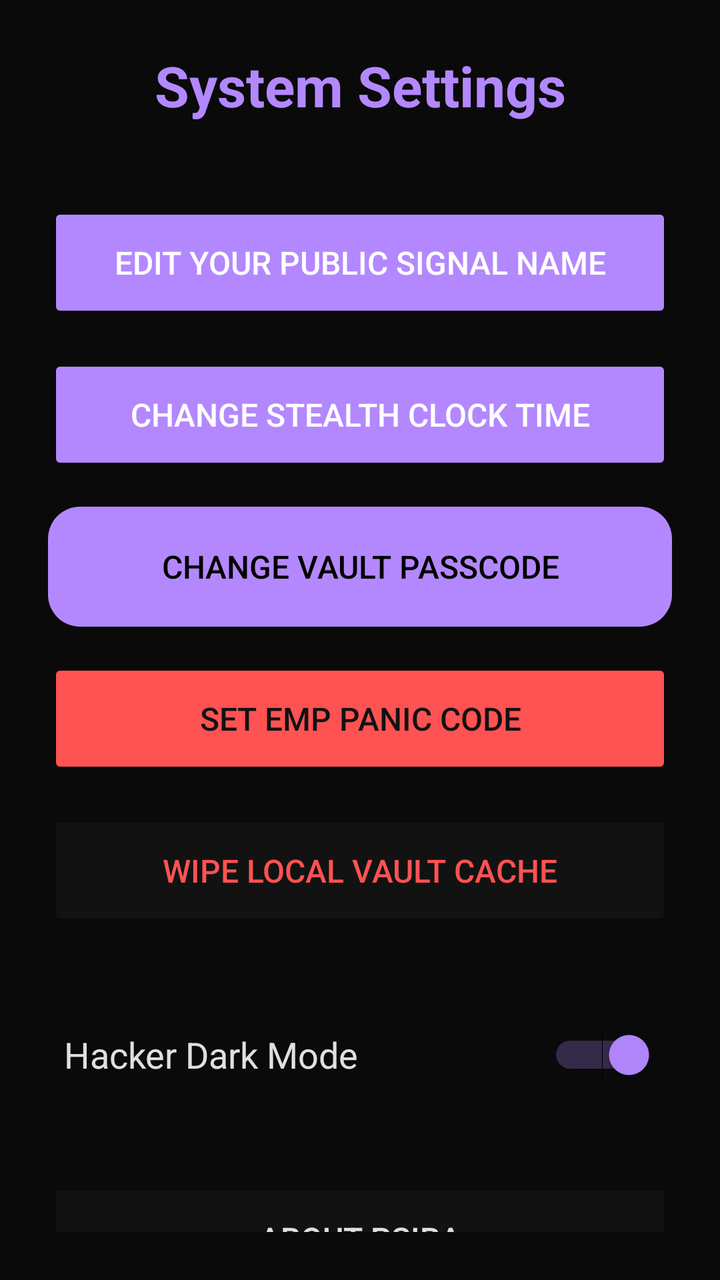
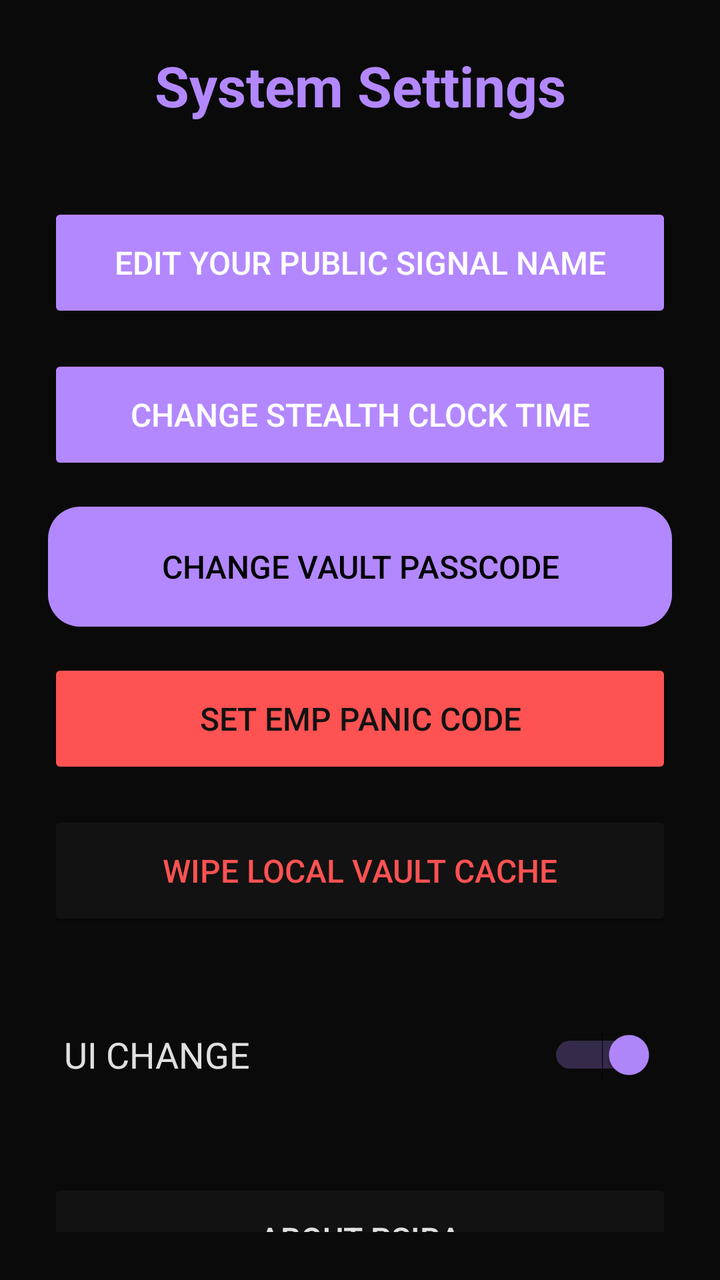

An Android layout rendered at two revisions. The XML below is the earlier revision; the diff shows what the commit changed to produce the second picture.
<!-- AndroidManifest.xml: application theme Theme.PsiRa -->
<!-- res/layout/activity_settings.xml -->
<?xml version="1.0" encoding="utf-8"?>
<LinearLayout xmlns:android="http://schemas.android.com/apk/res/android"
    android:layout_width="match_parent"
    android:layout_height="match_parent"
    android:orientation="vertical"
    android:background="?android:attr/colorBackground"
    android:padding="24dp">

    <TextView
        android:id="@+id/tvSettingsTitle"
        android:layout_width="match_parent"
        android:layout_height="wrap_content"
        android:text="System Settings"
        android:textColor="?attr/colorPrimary"
        android:textSize="28sp"
        android:textStyle="bold"
        android:layout_marginBottom="40dp"
        android:gravity="center" />

    <Button
        android:id="@+id/btnChangeName"
        android:layout_width="match_parent"
        android:layout_height="60dp"
        android:text="Edit Your Public Signal Name"
        android:backgroundTint="?attr/colorAccent"
        android:textColor="#FFFFFF"
        android:textSize="16sp"
        android:layout_marginBottom="16dp"/>

    <Button
        android:id="@+id/btnChangeClockPasscode"
        android:layout_width="match_parent"
        android:layout_height="60dp"
        android:text="Change Stealth Clock Time"
        android:backgroundTint="?attr/colorAccent"
        android:textColor="#FFFFFF"
        android:textSize="16sp"
        android:layout_marginBottom="16dp"/>

    <Button
        android:id="@+id/btnChangePasscode"
        android:layout_width="match_parent"
        android:layout_height="60dp"
        android:text="Change Vault Passcode"
        android:background="@drawable/bg_rounded_primary"
        android:textColor="?attr/colorOnPrimary"
        android:textSize="16sp"
        android:layout_marginBottom="16dp"/>

    <Button
        android:id="@+id/btnSetPanicCode"
        android:layout_width="match_parent"
        android:layout_height="60dp"
        android:text="Set EMP Panic Code"
        android:backgroundTint="?attr/colorError"
        android:textColor="?attr/colorSurface"
        android:textSize="16sp"
        android:layout_marginBottom="16dp"/>

    <Button
        android:id="@+id/btnWipeLocal"
        android:layout_width="match_parent"
        android:layout_height="60dp"
        android:text="Wipe Local Vault Cache"
        android:backgroundTint="?attr/colorSurface"
        android:textColor="?attr/colorError"
        android:textSize="16sp"
        android:layout_marginBottom="32dp"/>

    <Switch
        android:id="@+id/switchTheme"
        android:layout_width="match_parent"
        android:layout_height="60dp"
        android:text="Hacker Dark Mode"
        android:textColor="?attr/colorOnBackground"
        android:textSize="18sp"
        android:layout_marginBottom="32dp"
        android:checked="true"
        android:padding="8dp"/>

    <Button
        android:id="@+id/btnAbout"
        android:layout_width="match_parent"
        android:layout_height="60dp"
        android:text="About PsiRa"
        android:backgroundTint="?attr/colorSurface"
        android:textColor="?attr/colorOnBackground"
        android:textSize="16sp"/>

</LinearLayout>
<!-- resources referenced by this layout -->
<resources>
  <!-- drawable bg_rounded_primary (drawable) -->
  <?xml version="1.0" encoding="utf-8"?>
  <shape xmlns:android="http://schemas.android.com/apk/res/android"
      android:shape="rectangle">
      <corners android:radius="16dp" />
      <solid android:color="?attr/colorPrimary" />
  </shape>
  <style name="Theme.PsiRa" parent="Base.Theme.PsiRa" />
  <style name="Base.Theme.PsiRa" parent="Theme.Material3.DayNight.NoActionBar">
          
          <item name="colorPrimary">@color/colorPrimary</item>
          <item name="colorOnPrimary">@color/colorOnPrimary</item>
          <item name="android:colorBackground">@color/colorBackground</item>
          <item name="colorOnBackground">@color/colorOnBackground</item>
          <item name="colorSurface">@color/colorSurface</item>
          <item name="colorOnSurface">@color/colorOnSurface</item>
          <item name="colorAccent">@color/colorAccent</item>
          <item name="colorError">@color/colorError</item>
      </style>
  <color name="colorPrimary">@color/psira_accent</color>
  <color name="colorOnPrimary">#000000</color>
  <color name="colorBackground">#0A0A0A</color>
  <color name="colorOnBackground">#E0E0E0</color>
  <color name="colorSurface">#121212</color>
  <color name="colorOnSurface">#FFFFFF</color>
  <color name="colorAccent">#B388FF</color>
  <color name="colorError">#FF5252</color>
  <color name="psira_accent">#B388FF</color>
</resources>

<!-- the commit's change to res/layout/activity_settings.xml (unified diff, before → after) -->
@@ -71,7 +71,7 @@
         android:id="@+id/switchTheme"
         android:layout_width="match_parent"
         android:layout_height="60dp"
-        android:text="Hacker Dark Mode"
+        android:text="UI CHANGE"
         android:textColor="?attr/colorOnBackground"
         android:textSize="18sp"
         android:layout_marginBottom="32dp"
